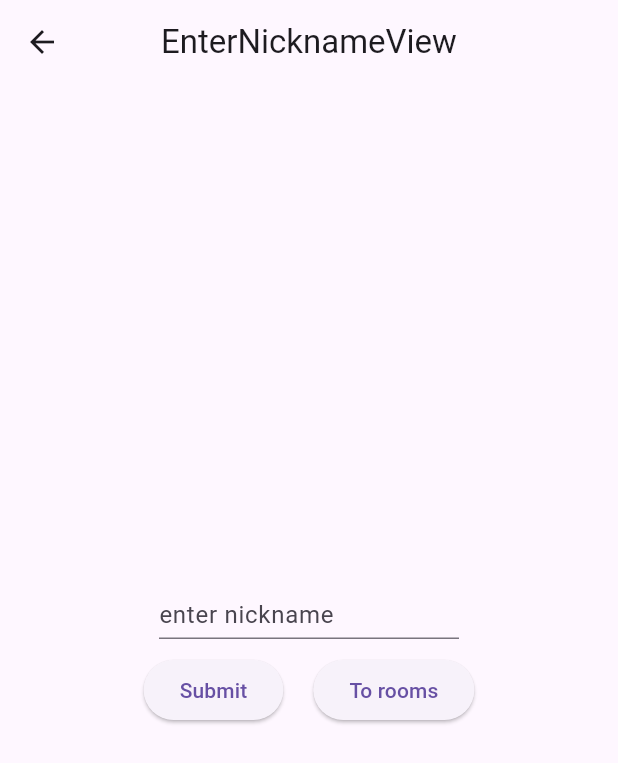
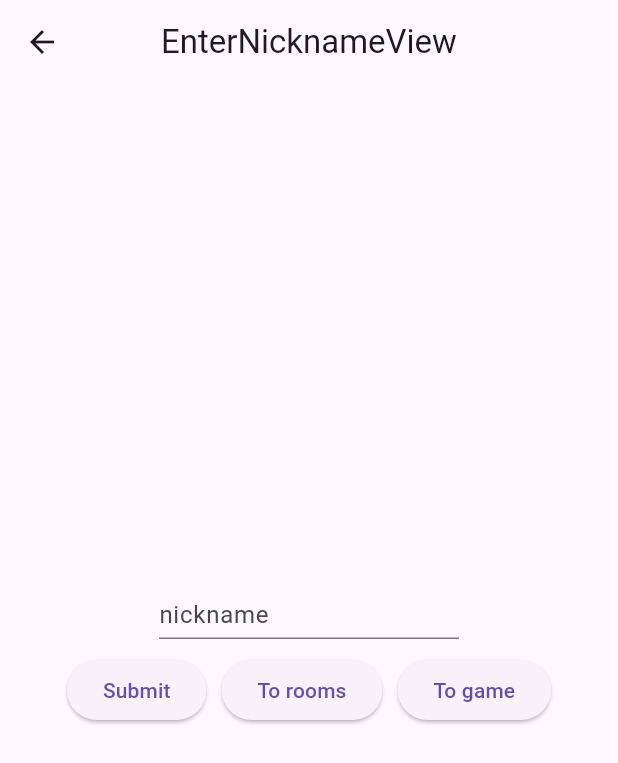
Before and after one commit to Mario0345/ticc_tac_toe, a Flutter app: the EnterNicknameView screen opened by its route, on a phone screen of 412 x 824 dp. Shown: the top 763 px of the screen. Run offline on Flutter 3.47's test engine with Material 3 defaults, Android fonts, the phone set to English and light mode, and no system bars; our stand-ins replace get.

Commit message:
all_except_rooms_done

```diff
--- a/lib/app/modules/enter_nickname/views/enter_nickname_view.dart
+++ b/lib/app/modules/enter_nickname/views/enter_nickname_view.dart
@@ -22,7 +22,7 @@ class EnterNicknameView extends GetView<EnterNicknameController> {
               height: 30,
               child: TextField(
                 style: TextStyle(color: Colors.red),
-                decoration: InputDecoration(hintText: "enter nickname"),
+                decoration: InputDecoration(hintText: "nickname"),
               ),
             ),
             const SizedBox(
@@ -36,11 +36,18 @@ class EnterNicknameView extends GetView<EnterNicknameController> {
                   child: const Text("Submit"),
                 ),
                 const SizedBox(
-                  width: 20,
+                  width: 10,
                 ),
                 ElevatedButton(
                   onPressed: () => Get.toNamed("/rooms"),
                   child: const Text("To rooms"),
+                ),
+                const SizedBox(
+                  width: 10,
+                ),
+                 ElevatedButton(
+                  onPressed: () => Get.toNamed("/game-field"),
+                  child: const Text("To game"),
                 ),
               ],
             ),
--- a/lib/app/modules/home/views/home_view.dart
+++ b/lib/app/modules/home/views/home_view.dart
@@ -77,7 +77,7 @@ class HomeView extends GetView<HomeController> {
                       '/game-field',
                     ),
                     child: const Text(
-                      "To game_field",
+                      "To game",
                       style: TextStyle(fontSize: 18),
                     ),
                   ),
```
